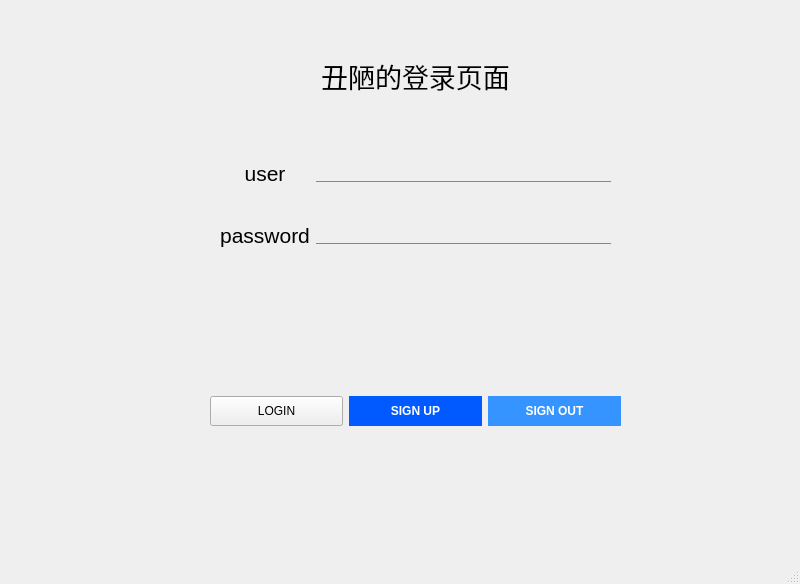
This is pan/Ui_loginWindow.ui in lilyht/socketproject as Qt 5 draws it before an edit. The edited form follows.
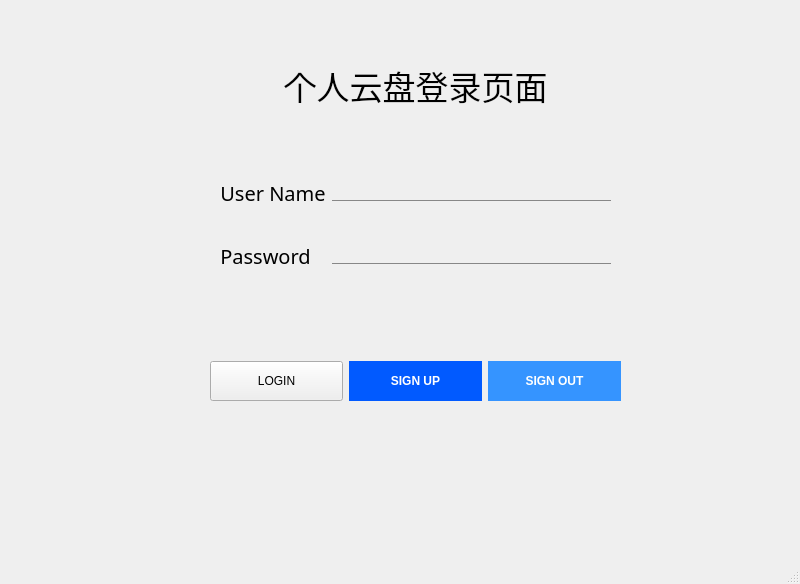
This is the edited form.

Commit message: 修改了登录和注册界面

```diff
--- a/pan/Ui_loginWindow.ui
+++ b/pan/Ui_loginWindow.ui
@@ -18,7 +18,7 @@
     <property name="geometry">
      <rect>
       <x>210</x>
-      <y>360</y>
+      <y>330</y>
       <width>411</width>
       <height>102</height>
      </rect>
@@ -29,7 +29,7 @@
        <property name="minimumSize">
         <size>
          <width>0</width>
-         <height>30</height>
+         <height>40</height>
         </size>
        </property>
        <property name="styleSheet">
@@ -53,7 +53,7 @@
        <property name="minimumSize">
         <size>
          <width>0</width>
-         <height>30</height>
+         <height>40</height>
         </size>
        </property>
        <property name="styleSheet">
@@ -74,7 +74,7 @@
        <property name="minimumSize">
         <size>
          <width>0</width>
-         <height>30</height>
+         <height>40</height>
         </size>
        </property>
        <property name="styleSheet">
@@ -95,19 +95,26 @@
    <widget class="QLabel" name="title">
     <property name="geometry">
      <rect>
-      <x>270</x>
-      <y>50</y>
-      <width>291</width>
+      <x>220</x>
+      <y>60</y>
+      <width>391</width>
       <height>51</height>
      </rect>
     </property>
     <property name="font">
      <font>
-      <pointsize>20</pointsize>
+      <family>Microsoft JhengHei UI Light</family>
+      <pointsize>25</pointsize>
+      <weight>3</weight>
+      <italic>false</italic>
+      <bold>false</bold>
      </font>
     </property>
+    <property name="styleSheet">
+     <string notr="true">font: 25 25pt &quot;Microsoft JhengHei UI Light&quot;;</string>
+    </property>
     <property name="text">
-     <string>丑陋的登录页面</string>
+     <string>个人云盘登录页面</string>
     </property>
     <property name="alignment">
      <set>Qt::AlignCenter</set>
@@ -117,36 +124,50 @@
     <property name="geometry">
      <rect>
       <x>220</x>
-      <y>130</y>
+      <y>150</y>
       <width>391</width>
       <height>151</height>
      </rect>
     </property>
     <layout class="QGridLayout" name="gridLayout">
-     <item row="1" column="0">
+     <item row="1" column="0" alignment="Qt::AlignLeft">
       <widget class="QLabel" name="paswordLabel">
        <property name="font">
         <font>
-         <pointsize>16</pointsize>
+         <family>Microsoft JhengHei UI Light</family>
+         <pointsize>15</pointsize>
+         <weight>50</weight>
+         <italic>false</italic>
+         <bold>false</bold>
         </font>
        </property>
+       <property name="styleSheet">
+        <string notr="true">font: 15pt &quot;Microsoft JhengHei UI Light&quot;;</string>
+       </property>
        <property name="text">
-        <string>password</string>
+        <string>Password</string>
        </property>
        <property name="alignment">
         <set>Qt::AlignCenter</set>
        </property>
       </widget>
      </item>
-     <item row="0" column="0">
+     <item row="0" column="0" alignment="Qt::AlignLeft">
       <widget class="QLabel" name="userLabel">
        <property name="font">
         <font>
-         <pointsize>16</pointsize>
+         <family>Microsoft JhengHei UI Light</family>
+         <pointsize>15</pointsize>
+         <weight>50</weight>
+         <italic>false</italic>
+         <bold>false</bold>
         </font>
        </property>
+       <property name="styleSheet">
+        <string notr="true">font: 15pt &quot;Microsoft JhengHei UI Light&quot;;</string>
+       </property>
        <property name="text">
-        <string>user</string>
+        <string>User Name</string>
        </property>
        <property name="alignment">
         <set>Qt::AlignCenter</set>
@@ -162,6 +183,12 @@
 background-color: rgba(255,255,255,0)
 </string>
        </property>
+       <property name="frame">
+        <bool>true</bool>
+       </property>
+       <property name="echoMode">
+        <enum>QLineEdit::Password</enum>
+       </property>
       </widget>
      </item>
      <item row="0" column="1">
```
Left out of the diff: 4 changed lines with no effect on the pictures. The commit also changes 3 other files.
